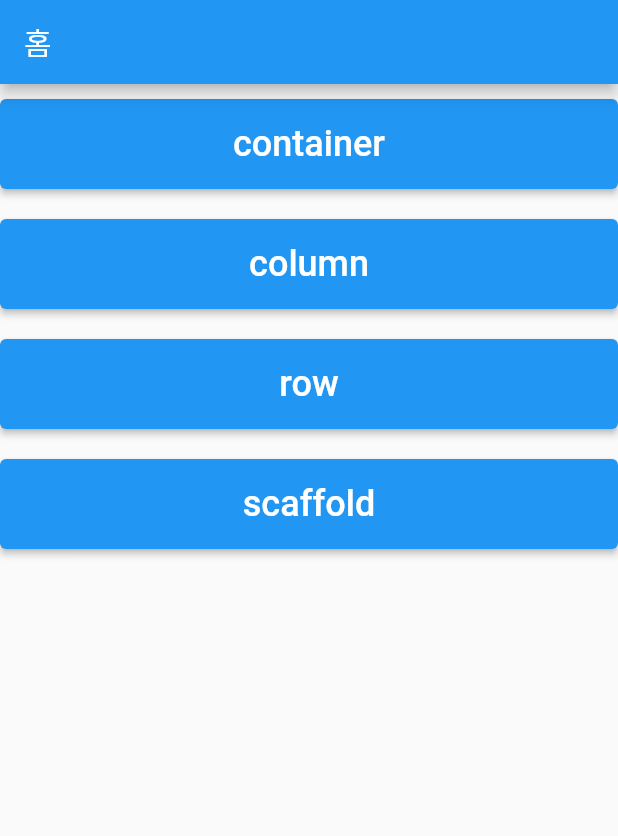
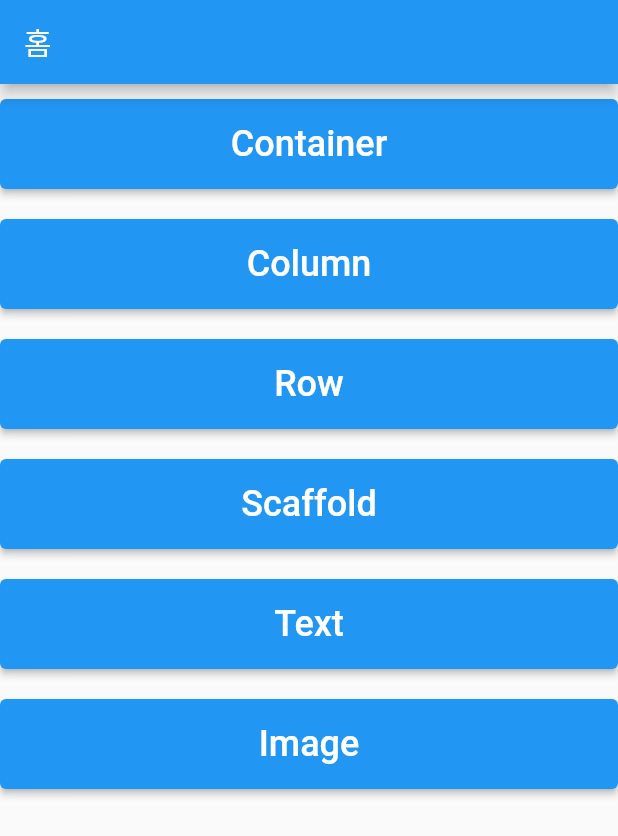
Before and after one commit to CandleCutter/flutter_lecture_01, a Flutter app: the screen it shows after launch, on a phone screen of 412 x 824 dp. Shown: the top 836 px of the screen. Run offline on Flutter 3.47's test engine with Material 2 defaults, Android fonts, the phone set to English and light mode, and no system bars.

Commit message:
button update

```diff
--- a/lib/home_screen.dart
+++ b/lib/home_screen.dart
@@ -3,6 +3,8 @@ import 'package:flutter_lecture_01/ch3/01.container_screen.dart';
 import 'package:flutter_lecture_01/ch3/02.column_screen.dart';
 import 'package:flutter_lecture_01/ch3/03.row_screen.dart';
 import 'package:flutter_lecture_01/ch3/04.scaffold_screen.dart';
+import 'package:flutter_lecture_01/ch3/05.text_screen.dart';
+import 'package:flutter_lecture_01/ch3/06.image_screen.dart';
 
 class HomeScreen extends StatefulWidget {
   const HomeScreen({super.key});
@@ -22,10 +24,12 @@ class _HomeScreenState extends State<HomeScreen> {
       ),
       body: Column(
         children: [
-          button(page: ContainerScreen(), name: "container"),
-          button(page: ColumnScreen(), name: "column"),
-          button(page: RowScreen(), name: "row"),
-          button(page: ScaffoldScreen(), name: "scaffold"),
+          button(page: ContainerScreen(), name: "Container"),
+          button(page: ColumnScreen(), name: "Column"),
+          button(page: RowScreen(), name: "Row"),
+          button(page: ScaffoldScreen(), name: "Scaffold"),
+          button(page: TextScreen(), name: "Text"),
+          button(page: ImageScreen(), name: "Image"),
 
         ],
       ),
```
Also changed, not shown: lib/ch3/04.scaffold_screen.dart (+6 -1 lines), lib/ch3/05.text_screen.dart (added, +29 -0 lines), lib/ch3/06.image_screen.dart (added, +31 -0 lines), pubspec.yaml (+5 -65 lines), assets/summer.png (added).
